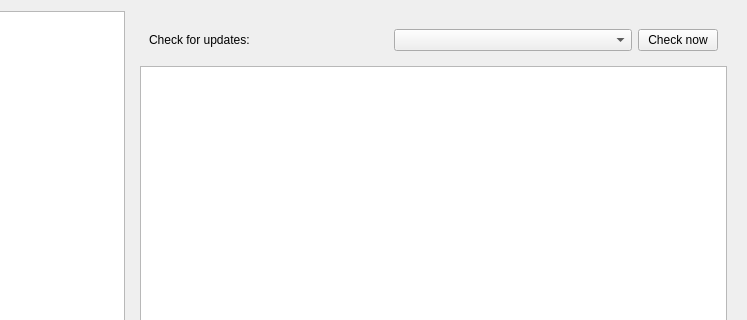
Before: the Qt Designer form src/settingseditor.ui in OneMoreGres/ScreenTranslator, drawn with Qt 5; both pictures show x 142 to 889 and y 0 to 320 of the 889 by 549 pixel window.
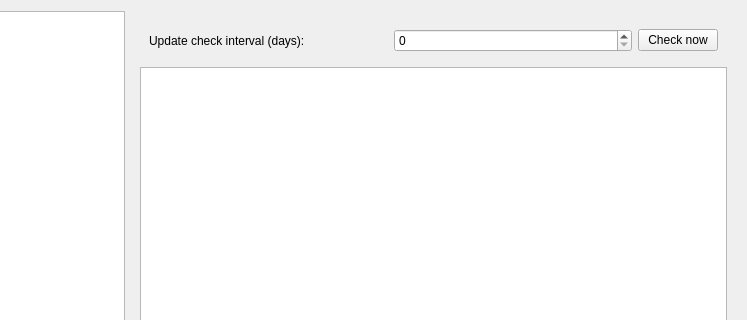
After: the same form once the commit is applied. The open tabs and pages were chosen to show the change. Custom widgets are drawn as their Qt base class.

Commit message: Added auto update checker

Patch:
```diff
--- a/src/settingseditor.ui
+++ b/src/settingseditor.ui
@@ -485,12 +485,19 @@
           <item>
            <widget class="QLabel" name="label_17">
             <property name="text">
-             <string>Check for updates:</string>
+             <string>Update check interval (days):</string>
             </property>
            </widget>
           </item>
           <item>
-           <widget class="QComboBox" name="updateCombo"/>
+           <widget class="QSpinBox" name="autoUpdateInterval">
+            <property name="toolTip">
+             <string>0 - disabled</string>
+            </property>
+            <property name="maximum">
+             <number>360</number>
+            </property>
+           </widget>
           </item>
           <item>
            <widget class="QPushButton" name="checkUpdates">
```
The commit also changes 8 other files.
